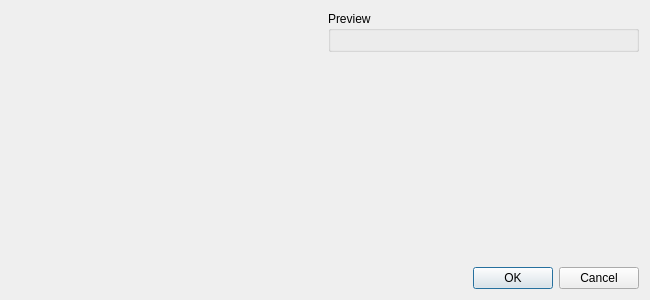
The window that src/fractaltypedialog.ui (mimecorg/fraqtive) describes before a commit, drawn with Qt 5.
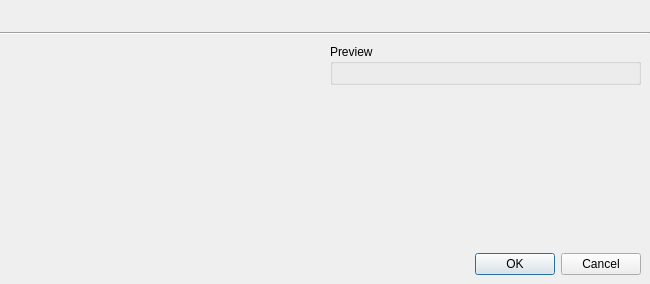
The same window after the commit. Custom widgets are drawn as their Qt base class.

Commit message: added header to dialogs; new about box and quick guide dialog

Diff of the .ui file:
```diff
--- a/src/fractaltypedialog.ui
+++ b/src/fractaltypedialog.ui
@@ -1,31 +1,72 @@
 <ui version="4.0" >
  <class>FractalTypeDialog</class>
- <widget class="QDialog" name="FractalTypeDialog" >
-  <property name="geometry" >
+ <widget class="QDialog" name="FractalTypeDialog">
+  <property name="geometry">
    <rect>
     <x>0</x>
     <y>0</y>
     <width>650</width>
-    <height>300</height>
+    <height>284</height>
    </rect>
   </property>
   <property name="windowTitle" >
    <string>Change Fractal Type</string>
   </property>
-  <layout class="QVBoxLayout" >
+  <layout class="QVBoxLayout" name="topLayout" stretch="0,0,1">
+   <property name="spacing">
+    <number>0</number>
+   </property>
+   <property name="margin">
+    <number>0</number>
+   </property>
    <item>
-    <layout class="QHBoxLayout" >
+    <widget class="XmlUi::GradientWidget" name="promptWidget" native="true">
+     <layout class="QHBoxLayout" name="promptLayout" stretch="0,1">
+      <property name="spacing">
+       <number>10</number>
+      </property>
      <item>
-      <widget class="FractalTypeWidget" native="1" name="fractalTypeWidget" />
+       <widget class="QLabel" name="promptPixmap"/>
      </item>
      <item>
-      <layout class="QVBoxLayout" >
+       <widget class="QLabel" name="promptLabel">
+        <property name="wordWrap">
+         <bool>true</bool>
+        </property>
+       </widget>
+      </item>
+     </layout>
+    </widget>
+   </item>
        <item>
-        <widget class="QGroupBox" name="groupPreview" >
-         <property name="title" >
+    <widget class="Line" name="line">
+     <property name="orientation">
+      <enum>Qt::Horizontal</enum>
+     </property>
+    </widget>
+   </item>
+   <item>
+    <widget class="QWidget" name="mainWidget" native="true">
+     <layout class="QVBoxLayout" name="verticalLayout">
+      <property name="spacing">
+       <number>9</number>
+      </property>
+      <item>
+       <layout class="QHBoxLayout">
+        <property name="spacing">
+         <number>9</number>
+        </property>
+        <item>
+         <widget class="FractalTypeWidget" name="fractalTypeWidget" native="true"/>
+        </item>
+        <item>
+         <layout class="QVBoxLayout">
+          <item>
+           <widget class="QGroupBox" name="groupPreview">
+            <property name="title">
           <string>Preview</string>
          </property>
-         <layout class="QVBoxLayout" >
+            <layout class="QVBoxLayout">
           <item>
            <widget class="ViewContainer" native="1" name="viewContainer" >
             <property name="sizePolicy" >
@@ -44,10 +85,10 @@
          <property name="orientation" >
           <enum>Qt::Vertical</enum>
          </property>
-         <property name="sizeHint" >
+            <property name="sizeHint" stdset="0">
           <size>
            <width>20</width>
-           <height>40</height>
+              <height>0</height>
           </size>
          </property>
         </spacer>
@@ -57,18 +98,27 @@
     </layout>
    </item>
    <item>
-    <widget class="QDialogButtonBox" name="buttonBox" >
-     <property name="orientation" >
+       <widget class="QDialogButtonBox" name="buttonBox">
+        <property name="orientation">
       <enum>Qt::Horizontal</enum>
      </property>
-     <property name="standardButtons" >
-      <set>QDialogButtonBox::Cancel|QDialogButtonBox::NoButton|QDialogButtonBox::Ok</set>
-     </property>
+        <property name="standardButtons">
+         <set>QDialogButtonBox::Cancel|QDialogButtonBox::Ok</set>
+        </property>
+       </widget>
+      </item>
+     </layout>
     </widget>
    </item>
   </layout>
  </widget>
  <customwidgets>
+  <customwidget>
+   <class>XmlUi::GradientWidget</class>
+   <extends>QWidget</extends>
+   <header>xmlui/gradientwidget.h</header>
+   <container>1</container>
+  </customwidget>
   <customwidget>
    <class>ViewContainer</class>
    <extends>QWidget</extends>
```
Left out of the diff: 21 changed lines with no effect on the pictures. Lines whose indentation alone changed are shown as unchanged. The commit also changes 49 other files.
